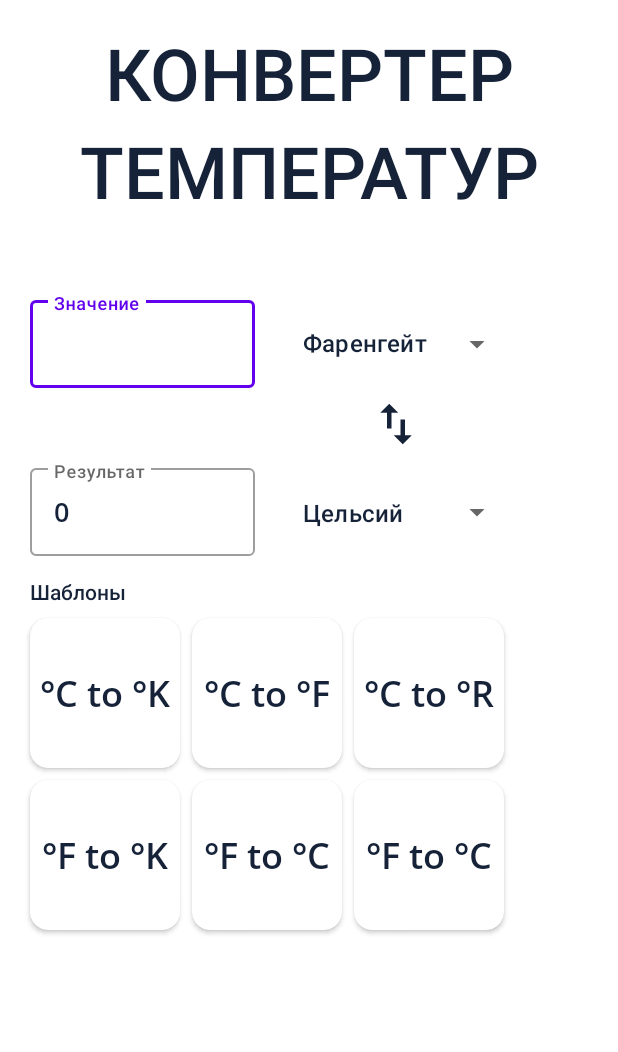
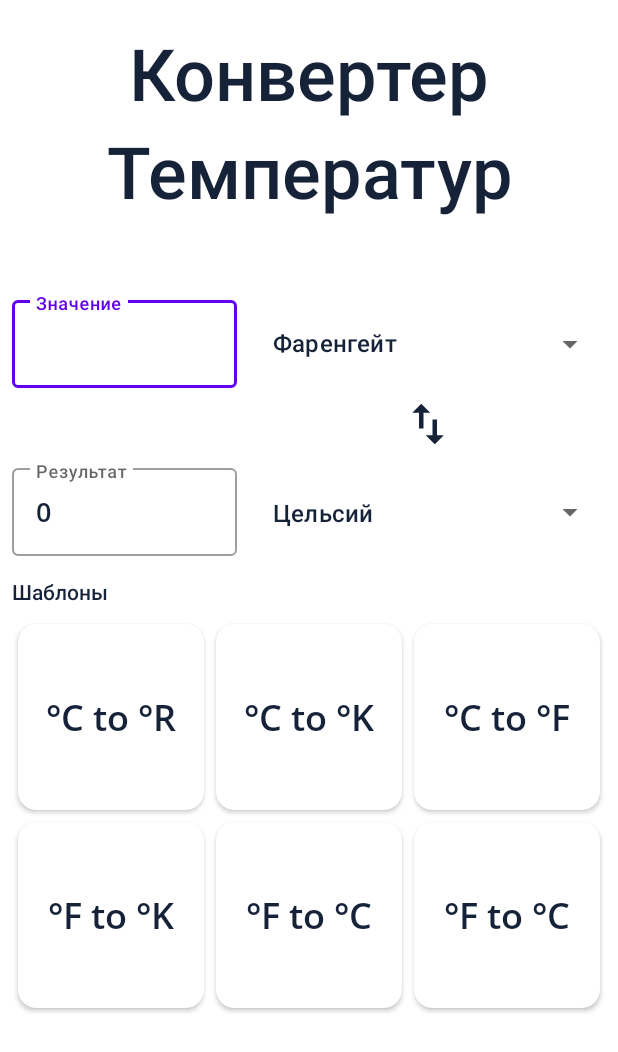
Before and after one commit to Dad52/Temperature-converter, an Android app: the layout activity_main.xml on its own in the app's theme, with its tools: preview values and no code run, on a phone screen of 412 x 824 dp. Shown: the top 1052 px of the screen. Run offline under Robolectric (Android 15) with nearby library versions, the phone set to English and light mode, and no system bars.

Commit message:
Убрал темную тему, сделал дизайн адаптивным, теперь на телефонах с разным разрешением, приложение отображается одинаково

```diff
--- a/app/build.gradle
+++ b/app/build.gradle
@@ -11,8 +11,8 @@ android {
         applicationId "com.ands.temperatureconverter"
         minSdkVersion 21
         targetSdkVersion 31
-        versionCode 6
-        versionName "6.1"
+        versionCode 7
+        versionName "7.1"
 
         testInstrumentationRunner "androidx.test.runner.AndroidJUnitRunner"
     }
--- a/app/src/main/res/layout/activity_main.xml
+++ b/app/src/main/res/layout/activity_main.xml
@@ -4,16 +4,17 @@
     xmlns:tools="http://schemas.android.com/tools"
     android:layout_width="match_parent"
     android:layout_height="match_parent"
+    android:layout_weight="100"
+    android:padding="8dp"
     tools:context=".MainActivity"
-    android:padding="8dp"
+
     >
+
 
     <TextView
         android:id="@+id/textView2"
         android:layout_width="wrap_content"
         android:layout_height="wrap_content"
-
-
         android:layout_marginTop="8dp"
 
         android:fontFamily="@font/open_sans_semibold"
@@ -39,12 +40,11 @@
     <com.google.android.material.textfield.TextInputLayout
         android:id="@+id/editTextBoxFirst"
         style="@style/Widget.MaterialComponents.TextInputLayout.OutlinedBox"
-        android:layout_width="wrap_content"
+        android:layout_width="0dp"
         android:layout_height="64dp"
-        android:layout_marginStart="12dp"
-
         android:layout_marginTop="48dp"
         android:minWidth="150dp"
+        app:layout_constraintHorizontal_weight="50"
         app:layout_constraintStart_toStartOf="@+id/textView2"
         app:layout_constraintTop_toBottomOf="@+id/textView2">
 
@@ -54,11 +54,11 @@
             android:layout_height="match_parent"
             android:layout_marginTop="10dp"
             android:digits="1234567890"
+            android:fontFamily="@font/open_sans_semibold"
             android:hint="@string/value"
-            android:fontFamily="@font/open_sans_semibold"
             android:inputType="numberDecimal"
+            android:maxLength="15"
             android:textColor="@color/mainTextColor"
-            android:maxLength="15"
             android:textSize="18sp"
             tools:layout_editor_absoluteX="16dp"
             tools:layout_editor_absoluteY="141dp" />
@@ -69,12 +69,14 @@
     <com.google.android.material.textfield.TextInputLayout
         android:id="@+id/textInputLayout"
         style="@style/Widget.MaterialComponents.TextInputLayout.OutlinedBox.Dense.ExposedDropdownMenu"
-        android:layout_width="156dp"
+        android:layout_width="0dp"
         android:layout_height="64dp"
-        android:layout_marginStart="16dp"
+        android:layout_marginStart="8dp"
         android:layout_marginTop="48dp"
         android:focusable="false"
         android:inputType="none"
+        app:layout_constraintEnd_toEndOf="parent"
+        app:layout_constraintHorizontal_weight="50"
         app:layout_constraintStart_toEndOf="@+id/editTextBoxFirst"
         app:layout_constraintTop_toBottomOf="@+id/textView2">
 
@@ -137,11 +139,12 @@
     <com.google.android.material.textfield.TextInputLayout
         android:id="@+id/textInputLayout2"
         style="@style/Widget.MaterialComponents.TextInputLayout.OutlinedBox.Dense.ExposedDropdownMenu"
-        android:layout_width="156dp"
+        android:layout_width="0dp"
         android:layout_height="64dp"
-        android:layout_marginStart="16dp"
+        android:layout_marginStart="8dp"
         android:layout_marginTop="48dp"
         android:inputType="none"
+        app:layout_constraintEnd_toEndOf="parent"
         app:layout_constraintStart_toEndOf="@+id/editTextBoxSecond"
         app:layout_constraintTop_toBottomOf="@+id/textInputLayout">
 
@@ -170,15 +173,57 @@
         app:layout_constraintTop_toBottomOf="@+id/textInputLayout"
         app:srcCompat="@drawable/ic_baseline_swap_vert_24" />
 
+    <TextView
+        android:id="@+id/textView9"
+        android:layout_width="wrap_content"
+        android:layout_height="wrap_content"
+        android:layout_marginTop="16dp"
+        android:fontFamily="@font/open_sans_semibold"
+        android:text="@string/Templates"
+        android:textColor="@color/mainTextColor"
+        app:layout_constraintStart_toStartOf="@+id/editTextBoxSecond"
+        app:layout_constraintTop_toBottomOf="@+id/editTextBoxSecond" />
+
+    <LinearLayout
+        android:id="@+id/linearLayout"
+        android:layout_width="0dp"
+        android:layout_height="0dp"
+        android:layout_marginTop="8dp"
+        android:gravity="center"
+        android:orientation="horizontal"
+        android:padding="0dp"
+        android:weightSum="3.0"
+        app:layout_constraintDimensionRatio="h, 3:1"
+        app:layout_constraintEnd_toEndOf="parent"
+        app:layout_constraintStart_toStartOf="parent"
+        app:layout_constraintTop_toBottomOf="@+id/textView9">
+
+        <androidx.cardview.widget.CardView
+            android:id="@+id/cardViewCtoR"
+            android:layout_width="0dp"
+            android:layout_height="match_parent"
+            android:layout_margin="4dp"
+            android:layout_weight="1.0"
+            app:cardCornerRadius="12dp">
+
+            <TextView
+                android:id="@+id/textView5"
+                android:layout_width="wrap_content"
+                android:layout_height="wrap_content"
+                android:layout_gravity="center"
+                android:fontFamily="@font/open_sans_semibold"
+                android:text="°C to °R"
+                android:textColor="@color/mainTextColor"
+                android:textSize="24sp" />
+        </androidx.cardview.widget.CardView>
+
         <androidx.cardview.widget.CardView
             android:id="@+id/cardViewCtoK"
-        android:layout_width="100dp"
-        android:layout_height="100dp"
-        android:layout_marginTop="8dp"
-        app:cardCornerRadius="12dp"
-
-        app:layout_constraintStart_toStartOf="@+id/editTextBoxSecond"
-        app:layout_constraintTop_toBottomOf="@+id/textView9">
+            android:layout_width="0dp"
+            android:layout_height="match_parent"
+            android:layout_margin="4dp"
+            android:layout_weight="1.0"
+            app:cardCornerRadius="12dp">
 
             <TextView
                 android:id="@+id/textView3"
@@ -193,113 +238,94 @@
 
         <androidx.cardview.widget.CardView
             android:id="@+id/cardViewCtoF"
-        android:layout_width="100dp"
-        android:layout_height="100dp"
-        android:layout_marginStart="8dp"
-        app:cardCornerRadius="12dp"
-        app:layout_constraintStart_toEndOf="@+id/cardViewCtoK"
-        app:layout_constraintTop_toTopOf="@+id/cardViewCtoK">
+            android:layout_width="0dp"
+            android:layout_height="match_parent"
+            android:layout_margin="4dp"
+            android:layout_weight="1.0"
+            app:cardCornerRadius="12dp">
 
             <TextView
                 android:id="@+id/textView4"
                 android:layout_width="wrap_content"
                 android:layout_height="wrap_content"
                 android:layout_gravity="center"
+                android:fontFamily="@font/open_sans_semibold"
                 android:text="°C to °F"
-            android:fontFamily="@font/open_sans_semibold"
                 android:textColor="@color/mainTextColor"
                 android:textSize="24sp" />
         </androidx.cardview.widget.CardView>
+    </LinearLayout>
 
-    <androidx.cardview.widget.CardView
-        android:id="@+id/cardViewCtoR"
-        android:layout_width="100dp"
-        android:layout_height="100dp"
-        android:layout_marginStart="8dp"
-        app:cardCornerRadius="12dp"
-        app:layout_constraintStart_toEndOf="@+id/cardViewCtoF"
-        app:layout_constraintTop_toTopOf="@+id/cardViewCtoK">
-
-        <TextView
-            android:id="@+id/textView5"
-            android:layout_width="wrap_content"
-            android:layout_height="wrap_content"
-            android:layout_gravity="center"
-            android:text="°C to °R"
-            android:fontFamily="@font/open_sans_semibold"
-            android:textColor="@color/mainTextColor"
-            android:textSize="24sp" />
-    </androidx.cardview.widget.CardView>
+    <LinearLayout
+        android:layout_width="0dp"
+        android:layout_height="0dp"
+        android:gravity="center"
+        android:orientation="horizontal"
+        android:weightSum="3.0"
+        app:layout_constraintBottom_toBottomOf="parent"
+        app:layout_constraintDimensionRatio="h, 3:1"
+        app:layout_constraintEnd_toEndOf="parent"
+        app:layout_constraintStart_toStartOf="parent"
+        app:layout_constraintTop_toBottomOf="@+id/linearLayout"
+        app:layout_constraintVertical_bias="0.0">
 
         <androidx.cardview.widget.CardView
             android:id="@+id/cardViewFtoK"
-        android:layout_width="100dp"
-        android:layout_height="100dp"
-        android:layout_marginTop="8dp"
-        app:cardCornerRadius="12dp"
-        app:layout_constraintStart_toStartOf="@+id/editTextBoxSecond"
-        app:layout_constraintTop_toBottomOf="@+id/cardViewCtoK">
+            android:layout_width="0dp"
+            android:layout_height="match_parent"
+            android:layout_margin="4dp"
+            android:layout_weight="1.0"
+            app:cardCornerRadius="12dp">
 
             <TextView
                 android:id="@+id/textView6"
                 android:layout_width="wrap_content"
                 android:layout_height="wrap_content"
                 android:layout_gravity="center"
+                android:fontFamily="@font/open_sans_semibold"
                 android:text="°F to °K"
-            android:fontFamily="@font/open_sans_semibold"
                 android:textColor="@color/mainTextColor"
                 android:textSize="24sp" />
         </androidx.cardview.widget.CardView>
 
         <androidx.cardview.widget.CardView
             android:id="@+id/cardViewFtoC"
-        android:layout_width="100dp"
-        android:layout_height="100dp"
-        android:layout_marginStart="8dp"
-        app:cardCornerRadius="12dp"
-        app:layout_constraintStart_toEndOf="@+id/cardViewFtoK"
-        app:layout_constraintTop_toTopOf="@+id/cardViewFtoK">
+            android:layout_width="0dp"
+            android:layout_height="match_parent"
+            android:layout_margin="4dp"
+            android:layout_weight="1.0"
+            app:cardCornerRadius="12dp">
 
             <TextView
                 android:id="@+id/textView7"
                 android:layout_width="wrap_content"
                 android:layout_height="wrap_content"
                 android:layout_gravity="center"
+                android:fontFamily="@font/open_sans_semibold"
                 android:text="°F to °C"
-            android:fontFamily="@font/open_sans_semibold"
                 android:textColor="@color/mainTextColor"
                 android:textSize="24sp" />
         </androidx.cardview.widget.CardView>
 
         <androidx.cardview.widget.CardView
             android:id="@+id/cardViewFtoR"
-        android:layout_width="100dp"
-        android:layout_height="100dp"
-        android:layout_marginStart="8dp"
+            android:layout_width="0dp"
+            android:layout_height="match_parent"
+            android:layout_margin="4dp"
+            android:layout_weight="1.0"
             app:cardCornerRadius="12dp"
-        app:layout_constraintStart_toEndOf="@+id/cardViewFtoC"
-        app:layout_constraintTop_toTopOf="@+id/cardViewFtoC">
+            app:layout_optimizationLevel="ratio">
 
             <TextView
                 android:id="@+id/textView8"
                 android:layout_width="wrap_content"
                 android:layout_height="wrap_content"
                 android:layout_gravity="center"
+                android:fontFamily="@font/open_sans_semibold"
                 android:text="°F to °C"
-            android:fontFamily="@font/open_sans_semibold"
                 android:textColor="@color/mainTextColor"
                 android:textSize="24sp" />
         </androidx.cardview.widget.CardView>
-
-    <TextView
-        android:id="@+id/textView9"
-        android:layout_width="wrap_content"
-        android:layout_height="wrap_content"
-        android:layout_marginTop="16dp"
-        android:fontFamily="@font/open_sans_semibold"
-        android:text="@string/Templates"
-        android:textColor="@color/mainTextColor"
-        app:layout_constraintStart_toStartOf="@+id/editTextBoxSecond"
-        app:layout_constraintTop_toBottomOf="@+id/editTextBoxSecond" />
+    </LinearLayout>
 
 </androidx.constraintlayout.widget.ConstraintLayout>
--- a/app/src/main/res/values-night/themes.xml
+++ /dev/null
@@ -1,16 +0,0 @@
-<resources xmlns:tools="http://schemas.android.com/tools">
-    <!-- Base application theme. -->
-    <style name="Theme.TemperatureConverter" parent="Theme.MaterialComponents.DayNight.NoActionBar">
-        <!-- Primary brand color. -->
-        <item name="colorPrimary">@color/purple_200</item>
-        <item name="colorPrimaryVariant">@color/purple_700</item>
-        <item name="colorOnPrimary">@color/black</item>
-        <!-- Secondary brand color. -->
-        <item name="colorSecondary">@color/teal_200</item>
-        <item name="colorSecondaryVariant">@color/teal_200</item>
-        <item name="colorOnSecondary">@color/black</item>
-        <!-- Status bar color. -->
-        <item name="android:statusBarColor" tools:targetApi="l">?attr/colorPrimaryVariant</item>
-        <!-- Customize your theme here. -->
-    </style>
-</resources>
--- /dev/null
+++ b/app/src/main/res/values/dimens.xml
@@ -0,0 +1,4 @@
+<?xml version="1.0" encoding="utf-8"?>
+<resources>
+    <dimen name="size_of_cardViews">116dp</dimen>
+</resources>
--- a/app/src/main/res/values/strings.xml
+++ b/app/src/main/res/values/strings.xml
@@ -1,6 +1,6 @@
 <resources>
     <string name="app_name">TemperatureConverter</string>
-    <string name="titleMainScreenText">КОНВЕРТЕР ТЕМПЕРАТУР</string>
+    <string name="titleMainScreenText">Конвертер Температур</string>
 
     <string name="FahrenheitItem">Фаренгейт</string>
     <string name="CelsiusItem">Цельсий</string>
```
Also changed, not shown: 2 other files. Lines whose indentation alone changed are shown as unchanged.
